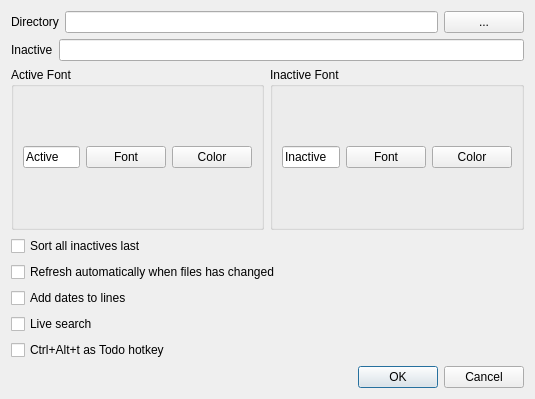
Qt form settingsdialog.ui (SverrirValgeirsson/Todour) before a commit.
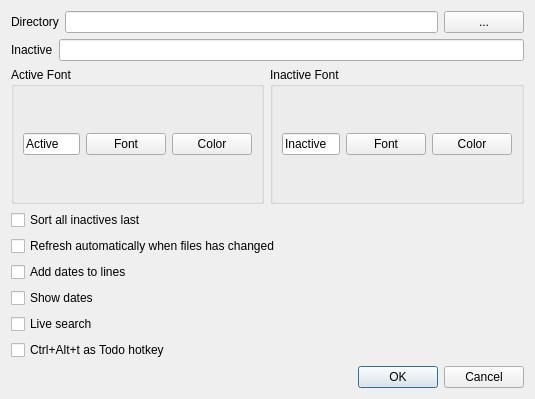
The same form after that commit.

Commit message:
Added support for being able to show dates.
I didn't make the dates editable. Question is if one would want that.

Diff of the .ui file:
```diff
--- a/settingsdialog.ui
+++ b/settingsdialog.ui
@@ -153,6 +153,13 @@
      </property>
     </widget>
    </item>
+   <item>
+    <widget class="QCheckBox" name="cb_showdates">
+     <property name="text">
+      <string>Show dates</string>
+     </property>
+    </widget>
+   </item>
    <item>
     <widget class="QCheckBox" name="cb_liveSearch">
      <property name="text">
```
The commit also changes 4 other files.
